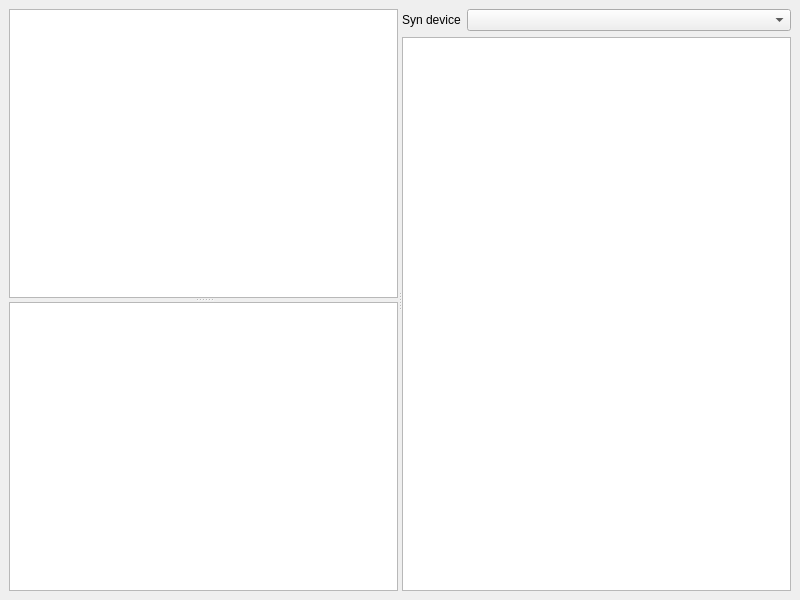
Old version of the form midicfg/rc/midicfg.ui in the repository Stephen-Hazel/PianoCheetah.
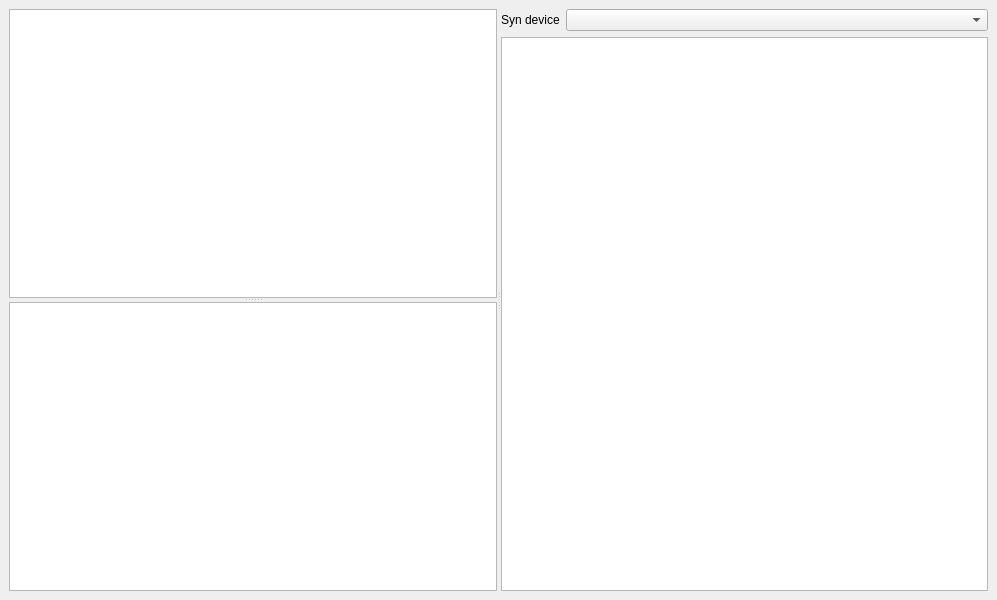
New version of the form.

Commit message: initme keeps window open and default sizes a little bigger

The edit to the form file:
```diff
--- a/midicfg/rc/midicfg.ui
+++ b/midicfg/rc/midicfg.ui
@@ -6,7 +6,7 @@
    <rect>
     <x>0</x>
     <y>0</y>
-    <width>800</width>
+    <width>997</width>
     <height>600</height>
    </rect>
   </property>
```
The commit also changes 5 other files.
